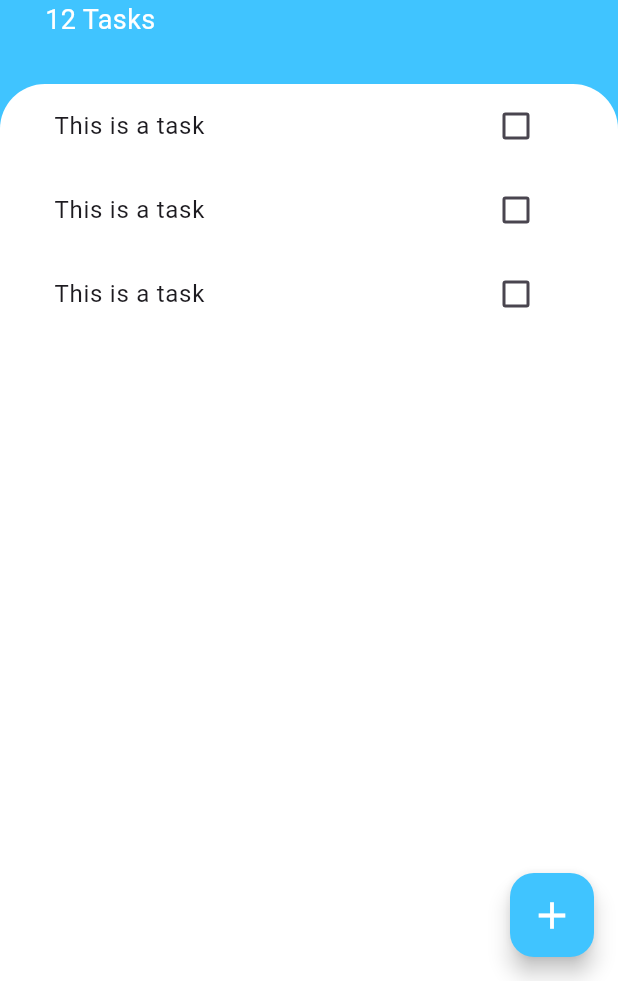
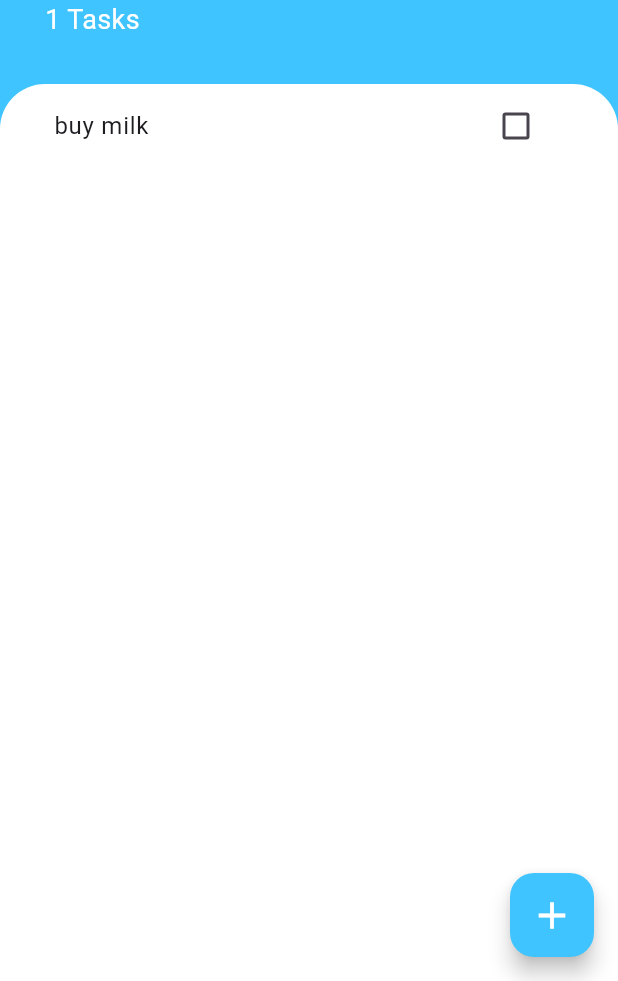
Before and after one commit to abdulrehmana28/flutter_todoey_app, a Flutter app: the screen it shows after launch, on a phone screen of 412 x 824 dp, the part 255-1236 px from its top. Run offline on Flutter 3.47's test engine with Material 3 defaults, Android fonts, the phone set to English and light mode, and no system bars.

Commit message:
todo basic functionality done
added add new task functionality

```diff
--- /dev/null
+++ b/lib/model/task.dart
@@ -0,0 +1,10 @@
+class Task {
+  Task({required this.name, required this.isDone});
+
+  String name;
+  bool isDone;
+
+  void toggleCheckbox() {
+    isDone = !isDone;
+  }
+}
--- a/lib/screens/task_screen.dart
+++ b/lib/screens/task_screen.dart
@@ -1,12 +1,19 @@
 import 'package:flutter/material.dart';
+import 'package:flutter_todoey_app/model/task.dart';
 import 'package:flutter_todoey_app/widgets/task_list.dart';
 
 import 'add_task_screen.dart';
 
-class TaskScreen extends StatelessWidget {
+class TaskScreen extends StatefulWidget {
   const TaskScreen({super.key});
 
+  @override
+  State<TaskScreen> createState() => _TaskScreenState();
+}
+
+class _TaskScreenState extends State<TaskScreen> {
   //Widget buildBottomSheet(BuildContext context) => Container();
+  List<Task> tasks = [Task(name: 'buy milk', isDone: false)];
 
   @override
   Widget build(BuildContext context) {
@@ -26,7 +33,13 @@ class TaskScreen extends StatelessWidget {
               builder: (context) => Padding(
                     padding: EdgeInsets.only(
                         bottom: MediaQuery.of(context).viewInsets.bottom),
-                    child: SingleChildScrollView(child: AddTaskScreen()),
+                    child: SingleChildScrollView(
+                        child: AddTaskScreen((newTaskTitle) {
+                      setState(() {
+                        tasks.add(Task(name: newTaskTitle, isDone: false));
+                      });
+                      Navigator.pop(context);
+                    })),
                   ));
         },
       ),
@@ -56,7 +69,7 @@ class TaskScreen extends StatelessWidget {
                     color: Colors.white),
               ),
               Text(
-                '12 Tasks',
+                '${tasks.length} Tasks',
                 style: TextStyle(color: Colors.white, fontSize: 18.0),
               ),
             ],
@@ -72,7 +85,7 @@ class TaskScreen extends StatelessWidget {
                 topLeft: Radius.circular(30.0),
               ),
             ),
-            child: TaskList(),
+            child: TaskList(tasks),
           ),
         ),
       ]),
--- a/lib/widgets/task_list.dart
+++ b/lib/widgets/task_list.dart
@@ -1,17 +1,33 @@
 import 'package:flutter/material.dart';
 
+import '../model/task.dart';
 import 'task_tile.dart';
 
-class TaskList extends StatelessWidget {
+class TaskList extends StatefulWidget {
+  final List<Task> task;
+
+  TaskList(this.task);
+
+  @override
+  State<TaskList> createState() => _TaskListState();
+}
+
+class _TaskListState extends State<TaskList> {
   @override
   Widget build(BuildContext context) {
-    return ListView(
-      scrollDirection: Axis.vertical,
-      children: [
-        TaskTile(),
-        TaskTile(),
-        TaskTile(),
-      ],
+    return ListView.builder(
+      itemCount: widget.task.length,
+      itemBuilder: (context, index) {
+        return TaskTile(
+          taskTitle: widget.task[index].name,
+          isChecked: widget.task[index].isDone,
+          checkBoxCallback: (checkBoxState) {
+            setState(() {
+              widget.task[index].toggleCheckbox();
+            });
+          },
+        );
+      },
     );
   }
 }
--- a/lib/widgets/task_tile.dart
+++ b/lib/widgets/task_tile.dart
@@ -1,51 +1,29 @@
 import 'package:flutter/material.dart';
 
-class TaskTile extends StatefulWidget {
-  @override
-  _TaskTileState createState() => _TaskTileState();
-}
+class TaskTile extends StatelessWidget {
+  TaskTile(
+      {required this.taskTitle,
+      required this.isChecked,
+      required this.checkBoxCallback});
 
-class _TaskTileState extends State<TaskTile> {
-  bool isChecked = false;
+  final bool isChecked;
 
-  // void checkboxCallBack(bool? checkBoxState) {
-  //   setState(() {
-  //     isChecked = checkBoxState!;
-  //   });
-  // }
+  final String taskTitle;
+  final void Function(bool?)? checkBoxCallback;
 
   @override
   Widget build(BuildContext context) {
     return ListTile(
       title: Text(
-        'This is a task',
+        taskTitle,
         style: TextStyle(
             decoration: isChecked ? TextDecoration.lineThrough : null),
       ),
-      trailing: TaskCheckBox(
-          checkBoxState: isChecked,
-          toggleCheckboxState: (bool? checkBoxState) {
-            setState(() {
-              isChecked = checkBoxState!;
-            });
-          }),
+      trailing: Checkbox(
+        activeColor: Colors.lightBlueAccent,
+        value: isChecked,
+        onChanged: checkBoxCallback,
+      ),
     );
   }
 }
-
-class TaskCheckBox extends StatelessWidget {
-  TaskCheckBox(
-      {required this.checkBoxState, required this.toggleCheckboxState});
-
-  final bool checkBoxState;
-  final ValueChanged<bool?> toggleCheckboxState;
-
-  @override
-  Widget build(BuildContext context) {
-    return Checkbox(
-      activeColor: Colors.lightBlueAccent,
-      value: checkBoxState,
-      onChanged: toggleCheckboxState,
-    );
-  }
-}
```
Also changed, not shown: lib/screens/add_task_screen.dart (+12 -3 lines).
